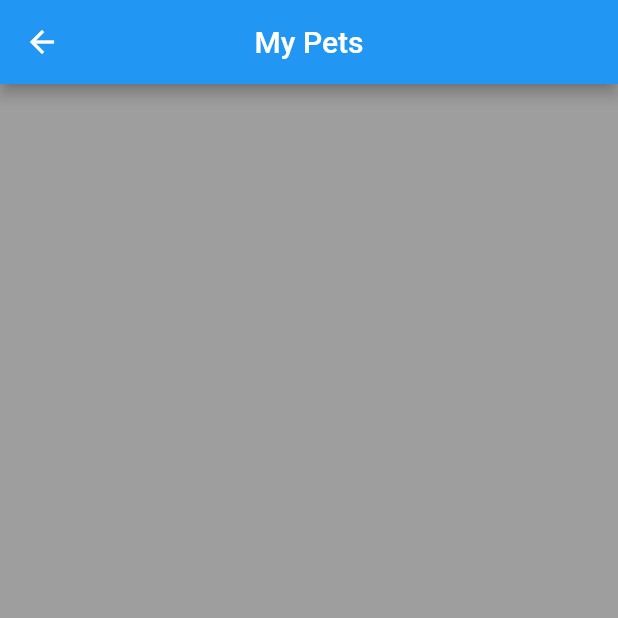
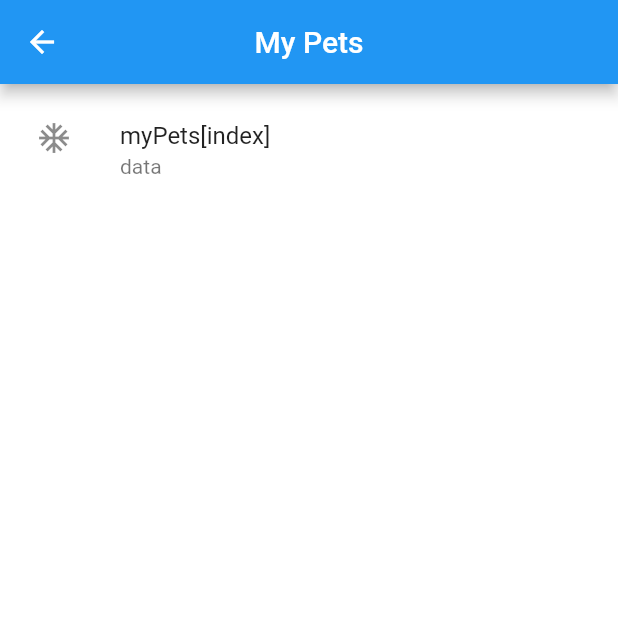
Before and after one commit to BobbyTortorello/P-C-T-Flutter, a Flutter app: the MyPets screen opened by its route, on a phone screen of 412 x 824 dp, the top half of it. Run offline on Flutter 3.47's test engine with Material 2 defaults, Android fonts, the phone set to English and light mode, and no system bars.

Commit message:
started production on the myPets screen, so far added ListView and trying to make that good

```diff
--- a/lib/my_pets.dart
+++ b/lib/my_pets.dart
@@ -1,4 +1,5 @@
 import 'package:flutter/material.dart';
+import 'package:p_c_t/pet.dart';
 
 class MyPets extends StatelessWidget {
   const MyPets({Key? key}) : super(key: key);
@@ -10,8 +11,35 @@ class MyPets extends StatelessWidget {
         title: const Text('My Pets'),
         centerTitle: true,
       ),
-      body: ListView(),
-      backgroundColor: Colors.grey.shade500,
+      body: ListViewLayout(),
+      backgroundColor: Colors.white,
     );
   }
 }
+
+class ListViewLayout extends StatelessWidget {
+  @override
+  Widget build(BuildContext context) {
+    return listView(context);
+  }
+}
+
+Widget listView(BuildContext context) {
+  final myPets = [Pet];
+
+  return ListView.separated(
+    padding: const EdgeInsets.all(8),
+    itemCount: myPets.length,
+    itemBuilder: (context, index) {
+      return const ListTile(
+        leading: Icon(Icons.ac_unit),
+        title: Text('myPets[index]'),
+        subtitle: Text('data'),
+      );
+    },
+    separatorBuilder: (context, index) => const Divider(
+      color: Colors.grey,
+      thickness: 2,
+    ),
+  );
+}
--- /dev/null
+++ b/lib/pet.dart
@@ -0,0 +1,10 @@
+import 'package:flutter/material.dart';
+
+class Pet {
+  String petName;
+  String petType;
+  String petBreed;
+  Image petImage;
+
+  Pet(this.petName, this.petType, this.petBreed, this.petImage);
+}
```
Also changed, not shown: 1 other file.
